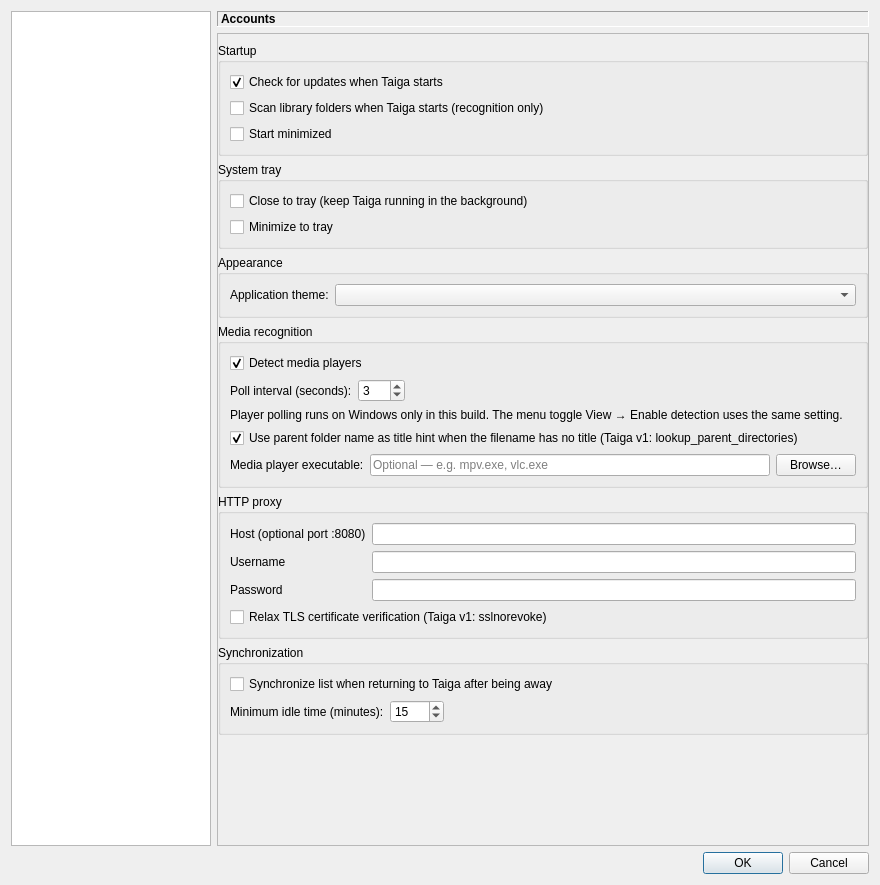
RobertCiochina/taigaV2, file src/gui/settings/settings_dialog.ui: the form before one commit.
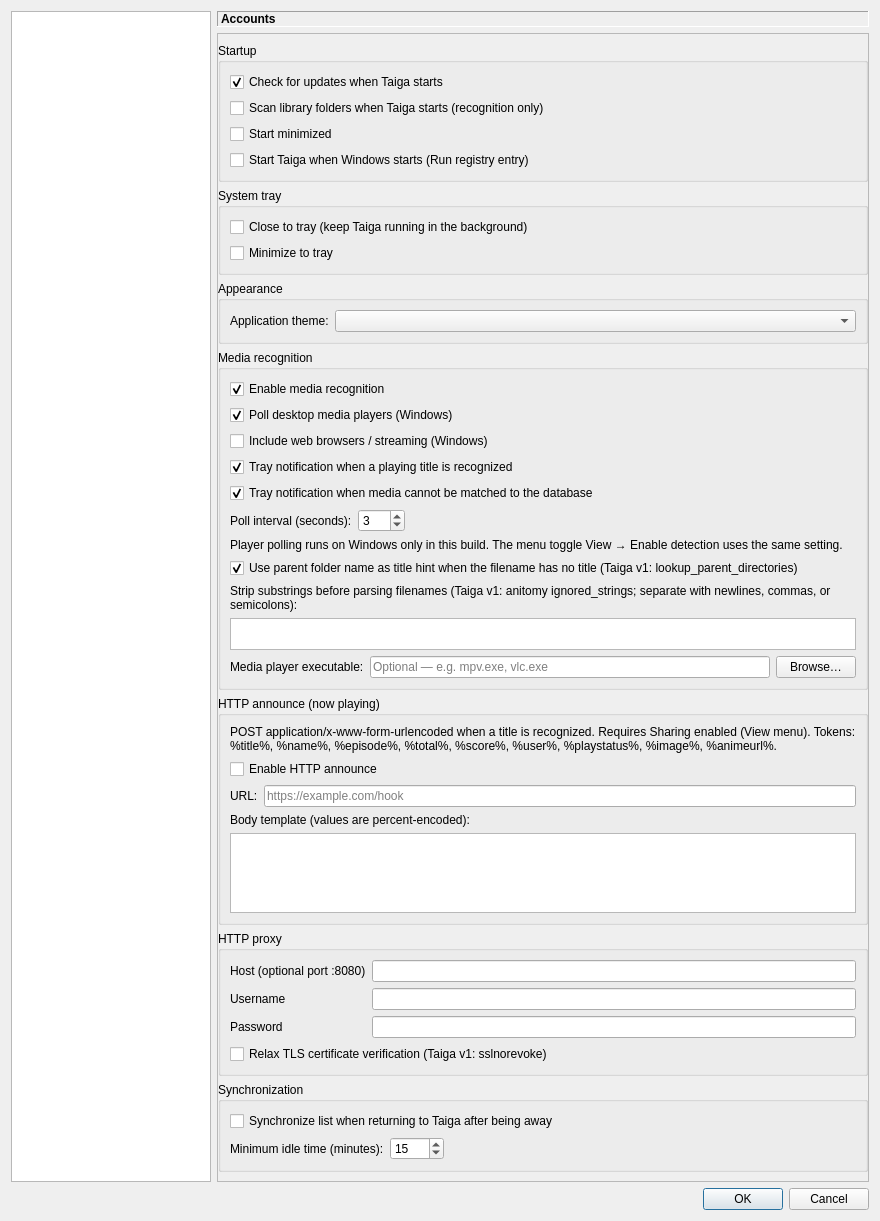
The form after the commit. The open tabs and pages were chosen to show the change.

Commit message:
Integrate HTTP announce feature and enhance settings dialog
- Added HTTP announce functionality to post recognized episodes to a specified URL.
- Enhanced settings dialog with options for enabling HTTP announce and configuring URL and body format.
- Implemented library folder watching to trigger rescans automatically when files change.
- Updated main window to support new media detection notifications and library folder management.
- Refactored code for improved organization and maintainability, ensuring consistency across the application.

Diff of the .ui file:
```diff
--- a/src/gui/settings/settings_dialog.ui
+++ b/src/gui/settings/settings_dialog.ui
@@ -154,6 +154,13 @@
                 </property>
                </widget>
               </item>
+              <item>
+               <widget class="QCheckBox" name="checkStartWithWindows">
+                <property name="text">
+                 <string>Start Taiga when Windows starts (Run registry entry)</string>
+                </property>
+               </widget>
+              </item>
              </layout>
             </widget>
            </item>
@@ -208,7 +215,47 @@
               <item>
                <widget class="QCheckBox" name="checkMediaDetection">
                 <property name="text">
-                 <string>Detect media players</string>
+                 <string>Enable media recognition</string>
+                </property>
+                <property name="checked">
+                 <bool>true</bool>
+                </property>
+               </widget>
+              </item>
+              <item>
+               <widget class="QCheckBox" name="checkMediaPlayerPolling">
+                <property name="text">
+                 <string>Poll desktop media players (Windows)</string>
+                </property>
+                <property name="checked">
+                 <bool>true</bool>
+                </property>
+               </widget>
+              </item>
+              <item>
+               <widget class="QCheckBox" name="checkMediaStreaming">
+                <property name="text">
+                 <string>Include web browsers / streaming (Windows)</string>
+                </property>
+                <property name="toolTip">
+                 <string>Taiga v1: recognition/streaming/enabled. Detects titles from browser windows (experimental).</string>
+                </property>
+               </widget>
+              </item>
+              <item>
+               <widget class="QCheckBox" name="checkNotifyMediaRecognized">
+                <property name="text">
+                 <string>Tray notification when a playing title is recognized</string>
+                </property>
+                <property name="checked">
+                 <bool>true</bool>
+                </property>
+               </widget>
+              </item>
+              <item>
+               <widget class="QCheckBox" name="checkNotifyMediaUnrecognized">
+                <property name="text">
+                 <string>Tray notification when media cannot be matched to the database</string>
                 </property>
                 <property name="checked">
                  <bool>true</bool>
@@ -272,6 +319,29 @@
                 </property>
                </widget>
               </item>
+              <item>
+               <widget class="QLabel" name="labelRecognitionIgnored">
+                <property name="text">
+                 <string>Strip substrings before parsing filenames (Taiga v1: anitomy ignored_strings; separate with newlines, commas, or semicolons):</string>
+                </property>
+                <property name="wordWrap">
+                 <bool>true</bool>
+                </property>
+               </widget>
+              </item>
+              <item>
+               <widget class="QPlainTextEdit" name="plainRecognitionIgnored">
+                <property name="tabChangesFocus">
+                 <bool>true</bool>
+                </property>
+                <property name="maximumSize">
+                 <size>
+                  <width>16777215</width>
+                  <height>88</height>
+                 </size>
+                </property>
+               </widget>
+              </item>
               <item>
                <layout class="QHBoxLayout" name="horizontalLayout_mediaPlayerExe">
                 <item>
@@ -303,6 +373,70 @@
              </layout>
             </widget>
            </item>
+           <item>
+            <widget class="QGroupBox" name="groupHttpAnnounce">
+             <property name="title">
+              <string>HTTP announce (now playing)</string>
+             </property>
+             <layout class="QVBoxLayout" name="verticalLayout_httpAnnounce">
+              <item>
+               <widget class="QLabel" name="labelHttpAnnounceHint">
+                <property name="text">
+                 <string>POST application/x-www-form-urlencoded when a title is recognized. Requires Sharing enabled (View menu). Tokens: %title%, %name%, %episode%, %total%, %score%, %user%, %playstatus%, %image%, %animeurl%.</string>
+                </property>
+                <property name="wordWrap">
+                 <bool>true</bool>
+                </property>
+               </widget>
+              </item>
+              <item>
+               <widget class="QCheckBox" name="checkAnnounceHttp">
+                <property name="text">
+                 <string>Enable HTTP announce</string>
+                </property>
+               </widget>
+              </item>
+              <item>
+               <layout class="QHBoxLayout" name="horizontalLayout_httpUrl">
+                <item>
+                 <widget class="QLabel" name="labelAnnounceHttpUrl">
+                  <property name="text">
+                   <string>URL:</string>
+                  </property>
+                 </widget>
+                </item>
+                <item>
+                 <widget class="QLineEdit" name="lineAnnounceHttpUrl">
+                  <property name="placeholderText">
+                   <string>https://example.com/hook</string>
+                  </property>
+                 </widget>
+                </item>
+               </layout>
+              </item>
+              <item>
+               <widget class="QLabel" name="labelAnnounceHttpBody">
+                <property name="text">
+                 <string>Body template (values are percent-encoded):</string>
+                </property>
+               </widget>
+              </item>
+              <item>
+               <widget class="QPlainTextEdit" name="plainAnnounceHttpBody">
+                <property name="tabChangesFocus">
+                 <bool>true</bool>
+                </property>
+                <property name="maximumSize">
+                 <size>
+                  <width>16777215</width>
+                  <height>80</height>
+                 </size>
+                </property>
+               </widget>
+              </item>
+             </layout>
+            </widget>
+           </item>
            <item>
             <widget class="QGroupBox" name="groupProxy">
              <property name="title">
```
Left out of the diff: 20 changed lines with no effect on the pictures. The commit also changes 20 other files.
